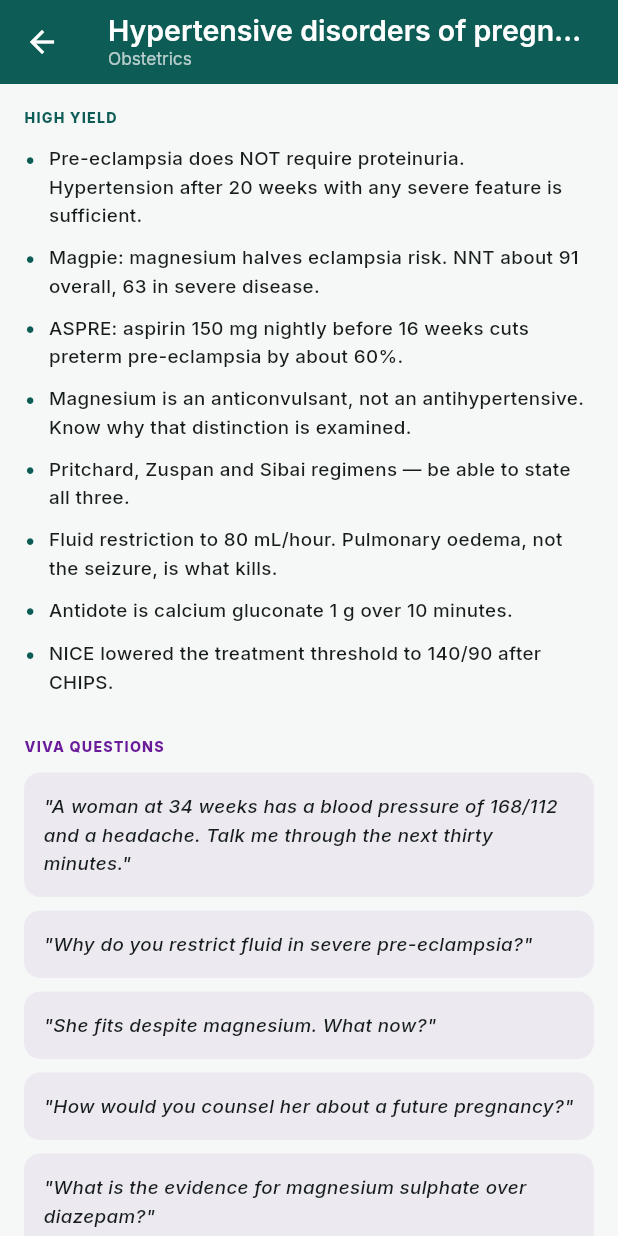
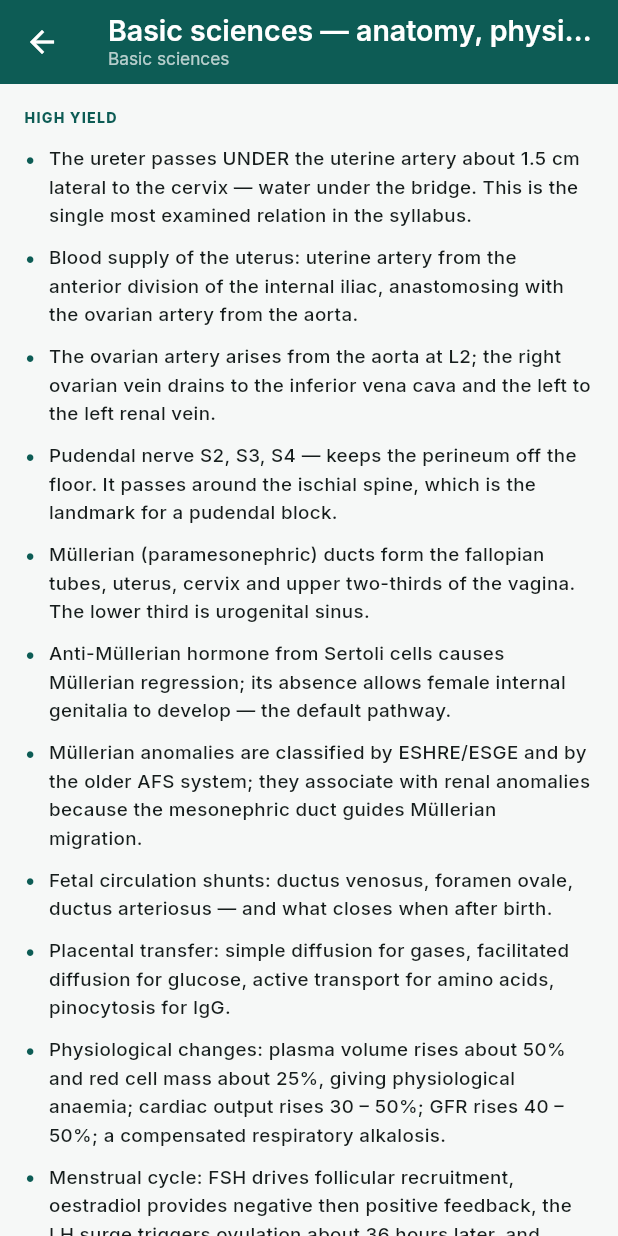
Before and after one commit to mulgundsunil1918/obgaid, a Flutter app: the ExamScreen screen opened directly with sample values from the repository, on a phone screen of 412 x 824 dp. Run offline on Flutter 3.47's test engine with Material 3 defaults, Android fonts, the phone set to English and light mode, and no system bars; our stand-ins replace google_fonts, shared_preferences; accounts and stored records are empty.

Commit message:
Six academic topics, including the basic sciences area that had none
§59 asks for basic sciences, reproductive medicine, operative obstetrics,
urogynaecology, endometriosis and fibroids, and maternal medicine. None
existed. Basic sciences needed a new area in the enum.

363 tests.

```diff
--- /dev/null
+++ b/flutter/lib/data/exam_topics_2.dart
@@ -0,0 +1,458 @@
+import '../models/exam_topic.dart';
+
+/// Spec §59 — the areas the academic section was still missing.
+const kExamTopics2 = <ExamTopic>[
+  ExamTopic(
+    id: 'exam-basic-sciences',
+    title: 'Basic sciences — anatomy, physiology, embryology',
+    area: ExamArea.basicSciences,
+    highYield: [
+      'The ureter passes UNDER the uterine artery about 1.5 cm lateral to the '
+          'cervix — water under the bridge. This is the single most examined '
+          'relation in the syllabus.',
+      'Blood supply of the uterus: uterine artery from the anterior division '
+          'of the internal iliac, anastomosing with the ovarian artery from '
+          'the aorta.',
+      'The ovarian artery arises from the aorta at L2; the right ovarian vein '
+          'drains to the inferior vena cava and the left to the left renal '
+          'vein.',
+      'Pudendal nerve S2, S3, S4 — keeps the perineum off the floor. It '
+          'passes around the ischial spine, which is the landmark for a '
+          'pudendal block.',
+      'Müllerian (paramesonephric) ducts form the fallopian tubes, uterus, '
+          'cervix and upper two-thirds of the vagina. The lower third is '
+          'urogenital sinus.',
+      'Anti-Müllerian hormone from Sertoli cells causes Müllerian '
+          'regression; its absence allows female internal genitalia to '
+          'develop — the default pathway.',
+      'Müllerian anomalies are classified by ESHRE/ESGE and by the older '
+          'AFS system; they associate with renal anomalies because the '
+          'mesonephric duct guides Müllerian migration.',
+      'Fetal circulation shunts: ductus venosus, foramen ovale, ductus '
+          'arteriosus — and what closes when after birth.',
+      'Placental transfer: simple diffusion for gases, facilitated diffusion '
+          'for glucose, active transport for amino acids, pinocytosis for '
+          'IgG.',
+      'Physiological changes: plasma volume rises about 50% and red cell mass '
+          'about 25%, giving physiological anaemia; cardiac output rises 30 – '
+          '50%; GFR rises 40 – 50%; a compensated respiratory alkalosis.',
+      'Menstrual cycle: FSH drives follicular recruitment, oestradiol '
+          'provides negative then positive feedback, the LH surge triggers '
+          'ovulation about 36 hours later, and progesterone from the corpus '
+          'luteum maintains the luteal phase.',
+      'The pelvic floor: levator ani — pubococcygeus, puborectalis, '
+          'iliococcygeus — with the perineal body as the central tendon.',
+    ],
+    vivaQuestions: [
+      'Describe the course of the ureter in the pelvis and where it is at '
+          'risk.',
+      'What is the blood supply of the uterus, and what would you ligate in '
+          'intractable haemorrhage?',
+      'Describe the embryological origin of the uterus and vagina.',
+      'Why does a Müllerian anomaly make you image the renal tract?',
+      'What are the haemodynamic changes of pregnancy and when do they peak?',
+      'Explain the hormonal control of the menstrual cycle.',
+      'Describe the anatomy of the perineum and what is torn in a '
+          'third-degree tear.',
+      'What are the boundaries of the pelvic inlet, and what diameters '
+          'matter?',
+    ],
+    classicTraps: [
+      'Saying the ureter passes over the uterine artery.',
+      'Forgetting that the left ovarian vein drains into the left renal vein, '
+          'not the cava.',
+      'Confusing mesonephric (Wolffian) with paramesonephric (Müllerian) '
+          'derivatives.',
+      'Describing plasma volume and red cell mass as rising equally — the '
+          'disproportion is the whole point.',
+      'Placing the pudendal nerve at the wrong root values.',
+    ],
+    sources: [
+      'FOGSI-ICOG postgraduate curriculum; National Medical Commission '
+          'competency-based postgraduate curriculum for MD Obstetrics and '
+          'Gynaecology.',
+      'Standring S (ed). Gray\'s Anatomy, 42nd edition.',
+      'Sadler TW. Langman\'s Medical Embryology.',
+      'Grimbizis GF et al. ESHRE/ESGE consensus on the classification of '
+          'female genital tract congenital anomalies. Hum Reprod '
+          '2013;28:2032–2044.',
+      'Dutta DC. Textbook of Obstetrics; Textbook of Gynecology.',
+    ],
+    readsInApp: [
+      'anat-ureter',
+      'anat-uterine-artery',
+      'anat-internal-iliac',
+      'anat-perineum',
+      'anat-nerves',
+      'haemodynamics',
+    ],
+  ),
+  ExamTopic(
+    id: 'exam-reproductive-medicine',
+    title: 'Reproductive medicine — ovulation, reserve, IVF, ICSI, PGT',
+    area: ExamArea.reproductive,
+    highYield: [
+      'Ovarian reserve is measured by AMH and antral follicle count. Both '
+          'predict RESPONSE to stimulation, not natural fertility and not the '
+          'chance of a live birth.',
+      'AMH is produced by granulosa cells of preantral and small antral '
+          'follicles, is relatively cycle-independent, and falls with age and '
+          'after ovarian surgery.',
+      'Letrozole is first line for ovulation induction in PCOS, ahead of '
+          'clomiphene, on live birth (Legro, NEJM 2014).',
+      'Antagonist protocols and a GnRH agonist trigger, with freeze-all, are '
+          'the main strategies to prevent OHSS.',
+      'ICSI is indicated for severe male factor and previous fertilisation '
+          'failure. It does not improve outcomes in non-male-factor '
+          'infertility.',
+      'Fertilisation is checked at 16 – 18 hours for two pronuclei; cleavage '
+          'stage transfer at day 2 – 3, blastocyst at day 5 – 6.',
+      'Single embryo transfer gives a similar cumulative live birth rate with '
+          'far less multiple pregnancy.',
+      'PGT-A screens for aneuploidy, PGT-M for monogenic disease, PGT-SR for '
+          'structural rearrangements. PGT-A has not been shown to improve '
+          'cumulative live birth per started cycle.',
+      'Trophectoderm biopsy at blastocyst is now preferred to cleavage-stage '
+          'biopsy, which harms the embryo.',
+      'Vitrification has largely replaced slow freezing, for oocytes and '
+          'embryos alike.',
+      'In India, the ART (Regulation) Act 2021 and the Surrogacy '
+          '(Regulation) Act 2021 govern practice, registration, and what may '
+          'be offered — including limits on donor gametes and commercial '
+          'surrogacy.',
+      'The PCPNDT Act prohibits sex selection, including at the '
+          'preimplantation stage. PGT for sex selection is illegal except for '
+          'sex-linked disorders.',
+    ],
+    vivaQuestions: [
+      'How do you assess ovarian reserve, and what does the result tell the '
+          'couple?',
+      'A woman with PCOS wants to conceive. How do you induce ovulation?',
+      'What is the difference between IVF and ICSI, and when is ICSI '
+          'indicated?',
+      'How would you prevent OHSS in a high responder?',
+      'What is PGT-A, and does it improve live birth rates?',
+      'What does the ART Act require of you before starting treatment?',
+      'Why can you not offer preimplantation sex selection in India?',
+    ],
+    classicTraps: [
+      'Saying AMH predicts natural fertility or the chance of conceiving.',
+      'Offering ICSI routinely in the absence of male factor.',
+      'Quoting clinic pregnancy rates rather than age-specific live birth '
+          'rates.',
+      'Claiming PGT-A improves outcomes generally.',
+      'Missing the statutory framework — Indian examinations ask about the '
+          'ART Act and PCPNDT directly.',
+    ],
+    sources: [
+      'FOGSI-ICOG and ISAR recommendations on assisted reproduction; ICMR '
+          'National Guidelines for Accreditation, Supervision and Regulation '
+          'of ART Clinics in India.',
+      'ART (Regulation) Act 2021; Surrogacy (Regulation) Act 2021; PCPNDT '
+          'Act 1994.',
+      'ESHRE guideline — Ovarian Stimulation for IVF/ICSI, 2019.',
+      'NICE CG156 — Fertility problems.',
+      'Legro RS et al. Letrozole versus clomiphene for infertility in PCOS. '
+          'N Engl J Med 2014;371:119–129.',
+    ],
+    readsInApp: [
+      'infertility',
+      'ohss',
+      'algo-ohss',
+      'pcos',
+      'legro-letrozole',
+      'couns-ivf',
+      'pcpndt-act',
+    ],
+  ),
+  ExamTopic(
+    id: 'exam-operative-obstetrics',
+    title: 'Operative obstetrics',
+    area: ExamArea.obstetrics,
+    highYield: [
+      'Caesarean urgency categories 1 to 4; category 1 target is 30 minutes '
+          'decision to delivery, category 2 is 75 minutes.',
+      'Term Breech Trial (Hannah, Lancet 2000) made planned caesarean the '
+          'standard for term breech — with the criticisms of the trial worth '
+          'knowing.',
+      'VBAC: about 72 – 75% success overall, rupture risk around 0.5% with '
+          'one previous transverse scar, rising with induction and '
+          'augmentation.',
+      'Assisted vaginal delivery: the conditions must all be met before you '
+          'start — full dilatation, ruptured membranes, engaged head, known '
+          'position, adequate analgesia, empty bladder, and a plan if it '
+          'fails.',
+      'Ventouse has less maternal trauma and more cephalhaematoma and '
+          'subgaleal haemorrhage; forceps have more perineal trauma and a '
+          'higher success rate.',
+      'Sequential use of instruments increases neonatal morbidity — choose '
+          'once.',
+      'Third- and fourth-degree tear repair: end-to-end or overlap for a full '
+          '3b/3c, monofilament suture, antibiotics, laxatives, and '
+          'physiotherapy.',
+      'B-Lynch and other compression sutures, balloon tamponade, stepwise '
+          'devascularisation, internal iliac ligation, and hysterectomy — the '
+          'order of escalation in intractable PPH.',
+      'Placenta accreta spectrum: antenatal diagnosis, a planned '
+          'multidisciplinary delivery, and caesarean hysterectomy or '
+          'conservative management — never blind attempts at removal.',
+      'Symphysiotomy and destructive operations remain in the Indian '
+          'curriculum for settings where caesarean is not available.',
+      'Uterine incision: transverse lower segment is standard; classical for '
+          'a very preterm undeveloped lower segment, transverse lie with '
+          'ruptured membranes, or anterior placenta praevia with dense '
+          'adhesions.',
+    ],
+    vivaQuestions: [
+      'Classify the urgency of caesarean section and give the time targets.',
+      'What are the prerequisites for an assisted vaginal delivery?',
+      'Forceps or ventouse — how do you choose, and what do you tell her?',
+      'Describe your management of a third-degree tear.',
+      'Describe the surgical steps in intractable postpartum haemorrhage.',
+      'When would you perform a classical caesarean section?',
+      'How do you counsel a woman with one previous caesarean?',
+      'What is your approach to a suspected placenta accreta?',
+    ],
+    classicTraps: [
+      'Starting an instrumental delivery without confirming the position.',
+      'Using a second instrument after the first has failed.',
+      'Quoting a VBAC rupture risk without saying which scar.',
+      'Forgetting antibiotics and laxatives after an obstetric anal sphincter '
+          'injury.',
+      'Attempting piecemeal removal of an adherent placenta.',
+    ],
+    sources: [
+      'FOGSI GCPR — Caesarean Section; Operative Vaginal Delivery.',
+      'RCOG Green-top Guidelines 26 (Operative Vaginal Delivery), 29 '
+          '(Third- and Fourth-degree Perineal Tears), 45 (Birth After '
+          'Previous Caesarean), 27a (Placenta Praevia and Accreta), 52 (PPH).',
+      'NICE NG192 — Caesarean birth.',
+      'Hannah ME et al. Term Breech Trial. Lancet 2000;356:1375–1383.',
+      'MoHFW LaQshya and Dakshata guidelines; Dutta DC. Textbook of '
+          'Obstetrics.',
+    ],
+    readsInApp: [
+      'caesarean',
+      'vbac',
+      'proc-avd',
+      'proc-perineal-repair',
+      'algo-pph',
+      'term-breech',
+      'landon-vbac',
+    ],
+  ),
+  ExamTopic(
+    id: 'exam-endometriosis-fibroids',
+    title: 'Endometriosis, adenomyosis and fibroids',
+    area: ExamArea.gynaecology,
+    highYield: [
+      'Endometriosis: the extent of disease correlates poorly with the '
+          'severity of pain. This is the examiner\'s favourite point.',
+      'Diagnosis no longer requires laparoscopy — ESHRE 2022 supports '
+          'imaging-based diagnosis and empirical treatment.',
+      'rASRM staging predicts fertility outcome poorly; the Endometriosis '
+          'Fertility Index performs better for that question.',
+      'Medical treatment is contraceptive, so it does not treat infertility — '
+          'the order of treatment changes entirely if she wants to conceive.',
+      'GnRH analogues need add-back therapy to protect bone.',
+      'Repeated ovarian cystectomy for endometrioma reduces ovarian reserve.',
+      'Adenomyosis: MUSA ultrasound criteria; junctional zone thickening on '
+          'MRI. Distinguishing it from a fibroid changes the operation.',
+      'FIGO leiomyoma classification 0 to 8; submucous types 0, 1 and 2 are '
+          'the ones that cause heavy bleeding and affect implantation.',
+      'Levonorgestrel intrauterine system is the most effective medical '
+          'treatment for heavy menstrual bleeding where the cavity allows.',
+      'Uterine artery embolisation: effective, uterus-preserving, but not '
+          'first choice for a woman who wants to conceive.',
+      'Red degeneration of a fibroid in pregnancy — pain, low-grade fever, '
+          'leucocytosis; treat conservatively with analgesia.',
+      'Power morcellation risks disseminating an unsuspected leiomyosarcoma; '
+          'contained morcellation and careful case selection.',
+    ],
+    vivaQuestions: [
+      'How do you diagnose endometriosis without a laparoscopy?',
+      'A 28-year-old with an endometrioma wants to conceive. What do you '
+          'advise?',
+      'Why does GnRH analogue need add-back?',
+      'How do you distinguish adenomyosis from a fibroid on ultrasound?',
+      'Classify fibroids and say why the classification matters.',
+      'What are the options for a 38-year-old with heavy bleeding and a 6 cm '
+          'intramural fibroid who has completed her family?',
+      'What is red degeneration, and how do you manage it?',
+    ],
+    classicTraps: [
+      'Insisting on laparoscopic confirmation before any treatment.',
+      'Offering hormonal suppression to a woman who wants to conceive.',
+      'Recommending hysterectomy as the opening option for fibroids.',
+      'Treating the fibroid and forgetting the anaemia.',
+      'Failing to exclude endometrial pathology in a woman over 45.',
+    ],
+    sources: [
+      'FOGSI-ICOG Good Clinical Practice Recommendations on Endometriosis; '
+          'FOGSI GCPR — Management of Fibroid Uterus.',
+      'ESHRE guideline — Endometriosis, 2022.',
+      'NICE NG73 — Endometriosis; NICE NG88 — Heavy menstrual bleeding.',
+      'Munro MG et al. FIGO PALM-COEIN. Int J Gynaecol Obstet 2011;113:3–13.',
+      'Van den Bosch T et al. MUSA consensus on measurement of the uterus. '
+          'Ultrasound Obstet Gynecol 2015;46:284–298.',
+      'MoHFW National Guidelines to Prevent Unnecessary Hysterectomies.',
+    ],
+    readsInApp: [
+      'endometriosis',
+      'adenomyosis',
+      'fibroids',
+      'score-rasrm',
+      'score-ehp30',
+      'algo-aub',
+      'couns-endometriosis',
+      'couns-fibroids',
+    ],
+  ),
+  ExamTopic(
+    id: 'exam-urogynaecology',
+    title: 'Urogynaecology and pelvic floor',
+    area: ExamArea.gynaecology,
+    highYield: [
+      'POP-Q uses six points, and the hymen is the zero reference. Stage is '
+          'assigned by the leading edge relative to it.',
+      'Stress incontinence is urethral sphincter incompetence; urgency '
+          'incontinence is detrusor overactivity. The history separates them '
+          'in most women.',
+      'First-line for stress incontinence is supervised pelvic floor muscle '
+          'training for at least three months.',
+      'First-line for overactive bladder is bladder training, then '
+          'antimuscarinics or mirabegron. Avoid oxybutynin in older women '
+          'because of cognitive effects.',
+      'Duloxetine is second line for stress incontinence and is poorly '
+          'tolerated.',
+      'Transvaginal mesh for prolapse is restricted or suspended in most '
+          'jurisdictions following the Cumberlege review.',
+      'Colposuspension and autologous fascial sling are the alternatives to '
+          'mid-urethral tape where tape is not available.',
+      'Obstetric fistula remains a significant problem in parts of India and '
+          'is overwhelmingly caused by obstructed labour; prevention is '
+          'timely intrapartum care.',
+      'Urodynamics is not required before first-line conservative treatment; '
+          'it is indicated before surgery, in mixed symptoms, and after '
+          'failed treatment.',
+      'A pessary is a legitimate long-term treatment, not merely a temporary '
+          'measure, and needs a review schedule.',
+      'Prolapse repair can unmask stress incontinence — counsel for it '
+          'before operating.',
+    ],
+    vivaQuestions: [
+      'Describe the POP-Q system and stage this prolapse.',
+      'How do you distinguish stress from urgency incontinence?',
+      'What is your first-line management of stress urinary incontinence?',
+      'When would you request urodynamics?',
+      'What do you tell a woman asking about mesh?',
+      'How would you manage a vesicovaginal fistula after obstructed labour?',
+      'What are the complications of a pessary left unreviewed?',
+    ],
+    classicTraps: [
+      'Offering surgery before three months of supervised pelvic floor '
+          'training.',
+      'Prescribing oxybutynin to an elderly woman.',
+      'Staging prolapse without reference to the hymen.',
+      'Failing to warn about occult stress incontinence before prolapse '
+          'repair.',
+      'Discharging a pessary patient without a review date.',
+    ],
+    sources: [
+      'NICE NG123 — Urinary incontinence and pelvic organ prolapse in women.',
+      'RCOG/BSUG joint guidance on prolapse and continence surgery; '
+          'Independent Medicines and Medical Devices Safety Review '
+          '(Cumberlege), 2020.',
+      'Bump RC et al. POP-Q standardisation. Am J Obstet Gynecol '
+          '1996;175:10–17.',
+      'Avery K et al. ICIQ-UI Short Form. Neurourol Urodyn 2004;23:322–330.',
+      'Urogynecological Society of India guidance; FOGSI GCPR — '
+          'Urogynaecology; MoHFW guidance on obstetric fistula management.',
+    ],
+    readsInApp: [
+      'urogynaecology',
+      'popq',
+      'score-iciq-ui',
+      'algo-urinary-retention',
+      'proc-vaginal-surgery',
+      'anat-perineum',
+    ],
+  ),
+  ExamTopic(
+    id: 'exam-maternal-medicine',
+    title: 'Maternal medicine',
+    area: ExamArea.obstetrics,
+    highYield: [
+      'Cardiac disease is the leading indirect cause of maternal death. '
+          'Modified WHO classification of maternal cardiovascular risk '
+          'decides where she delivers.',
+      'In India, rheumatic heart disease remains a major contributor — mitral '
+          'stenosis decompensates as cardiac output rises, typically in the '
+          'second trimester and in labour.',
+      'Thyroid: levothyroxine requirements rise by 25 – 50% in early '
+          'pregnancy. Increase the dose as soon as pregnancy is confirmed '
+          'rather than waiting for a test.',
+      'Propylthiouracil in the first trimester, carbimazole thereafter — the '
+          'switch is examined because both drugs carry different '
+          'teratogenic risks.',
+      'Epilepsy: sodium valproate is contraindicated in women of childbearing '
+          'potential; lamotrigine and levetiracetam are preferred, and '
+          'lamotrigine levels fall substantially in pregnancy.',
+      'Folic acid 5 mg for epilepsy, diabetes, obesity, previous neural tube '
+          'defect, sickle cell disease and thalassaemia.',
+      'SLE and antiphospholipid syndrome: aspirin and, where indicated, '
+          'heparin; anti-Ro and anti-La confer a risk of fetal heart block.',
+      'Renal disease: pregnancy outcome tracks pre-pregnancy creatinine and '
+          'blood pressure. A creatinine above 1.5 mg/dL carries a substantial '
+          'risk of permanent decline.',
+      'Venous thromboembolism remains a leading direct cause of maternal '
+          'death; risk-assess at booking, on admission and after delivery.',
+      'Tuberculosis in pregnancy: treat, do not defer. Standard first-line '
+          'therapy is used, with streptomycin avoided.',
+      'Anaemia: India\'s prevalence remains high; intravenous iron where oral '
+          'fails or gestation is advanced, and blood only where indicated.',
+      'Obstetric cholestasis: bile acids above 100 µmol/L carry the clearest '
+          'stillbirth risk; the PITCHES trial found ursodeoxycholic acid did '
+          'not improve perinatal outcomes.',
+    ],
+    vivaQuestions: [
+      'How do you counsel a woman with rheumatic mitral stenosis planning '
+          'pregnancy?',
+      'A woman on levothyroxine has just conceived. What do you do?',
+      'Why do we switch antithyroid drugs between trimesters?',
+      'How do you manage epilepsy in pregnancy?',
+      'Who gets 5 mg folic acid?',
+      'How do you assess and manage VTE risk?',
+      'How do you manage obstetric cholestasis and when do you deliver?',
+      'A pregnant woman is diagnosed with pulmonary tuberculosis. What is '
+          'your management?',
+    ],
+    classicTraps: [
+      'Waiting for a thyroid function test before increasing levothyroxine.',
+      'Continuing valproate because "she is stable on it".',
+      'Using D-dimer to exclude VTE in pregnancy.',
+      'Withholding a CTPA or V/Q scan because of radiation.',
+      'Giving standard-dose folic acid to a woman with diabetes or epilepsy.',
+      'Deferring tuberculosis treatment until after delivery.',
+    ],
+    sources: [
+      'FOGSI GCPR — Medical Disorders in Pregnancy; MoHFW Anaemia Mukt '
+          'Bharat; Revised National Tuberculosis Control Programme / National '
+          'TB Elimination Programme guidance on TB in pregnancy.',
+      'RCOG Green-top Guidelines 37a and 37b (VTE), 43 (Obstetric '
+          'Cholestasis).',
+      'ESC Guidelines for the management of cardiovascular diseases during '
+          'pregnancy, 2018.',
+      'MBRRACE-UK — Saving Lives, Improving Mothers\' Care.',
+      'Chappell LC et al. PITCHES. Lancet 2019;394:849–860.',
+    ],
+    readsInApp: [
+      'maternal-medicine',
+      'anaemia',
+      'vte-risk',
+      'score-caprini',
+      'lab-reference',
+      'immunisation',
+    ],
+  ),
+];
--- a/flutter/lib/models/exam_topic.dart
+++ b/flutter/lib/models/exam_topic.dart
@@ -38,10 +38,11 @@ class ExamTopic {
   final List<String> sources;
 }
 
-enum ExamArea { obstetrics, gynaecology, reproductive, oncology }
+enum ExamArea { basicSciences, obstetrics, gynaecology, reproductive, oncology }
 
 extension ExamAreaInfo on ExamArea {
   String get label => switch (this) {
+        ExamArea.basicSciences => 'Basic sciences',
         ExamArea.obstetrics => 'Obstetrics',
         ExamArea.gynaecology => 'Gynaecology',
         ExamArea.reproductive => 'Reproductive medicine',
```
Also changed, not shown: flutter/lib/data/exam_topics.dart (+6 -1 lines).
